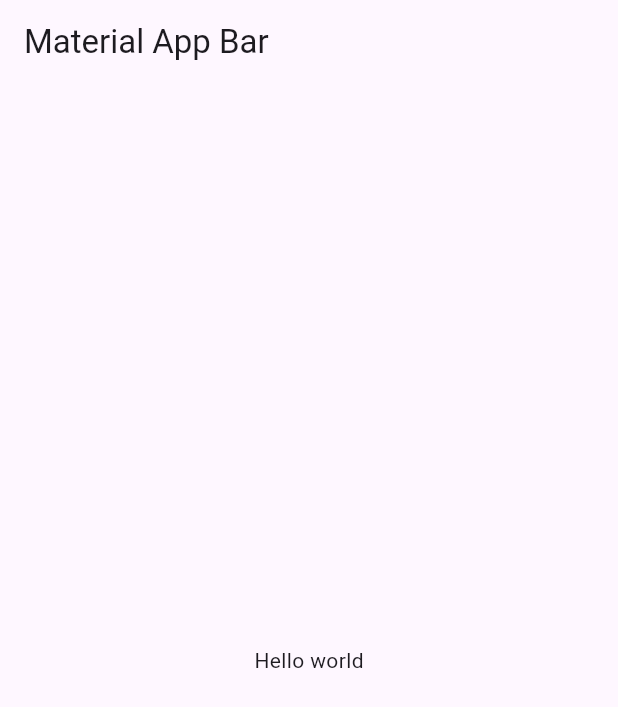
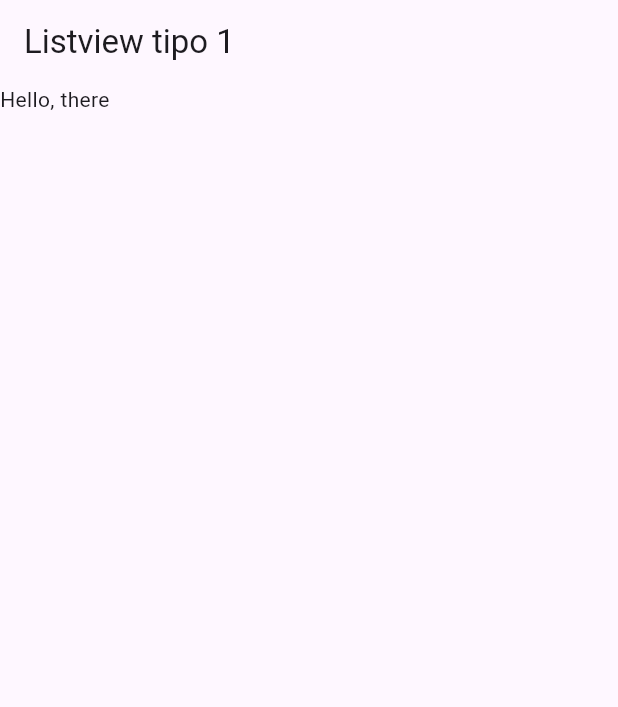
Before and after one commit to GabrielC-Web/flutter_components, a Flutter app: the screen it shows after launch, on a phone screen of 412 x 824 dp. Shown: the top 707 px of the screen. Run offline on Flutter 3.47's test engine with Material 3 defaults, Android fonts, the light colour scheme and no system bars.

Commit message:
creado listview

```diff
--- a/lib/main.dart
+++ b/lib/main.dart
@@ -1,4 +1,5 @@
 import 'package:flutter/material.dart';
+import 'package:flutter_components_1/screens/listview1_screen.dart';
 
 void main() {
   runApp(const MyApp());
@@ -10,14 +11,9 @@ class MyApp extends StatelessWidget {
   // This widget is the root of your application.
   @override
   Widget build(BuildContext context) {
-    return MaterialApp(
-      debugShowCheckedModeBanner: false,
-      title: 'Flutter Demo',
-      home: Scaffold(
-          appBar: AppBar(title: const Text('Material App Bar')),
-          body: const Center(
-            child: Text('Hello world'),
-          )),
-    );
+    return const MaterialApp(
+        debugShowCheckedModeBanner: false,
+        title: 'Flutter Demo',
+        home: ListView1Screen());
   }
 }
--- a/lib/screens/listview1_screen.dart
+++ b/lib/screens/listview1_screen.dart
@@ -0,0 +1,16 @@
+import 'package:flutter/material.dart';
+
+class ListView1Screen extends StatelessWidget {
+  const ListView1Screen({super.key});
+
+  @override
+  Widget build(BuildContext context) {
+    return Scaffold(
+        appBar: AppBar(
+          title: const Text('Listview tipo 1'),
+        ),
+        body: ListView(
+          children: const [Text('Hello, there')],
+        ));
+  }
+}
```
